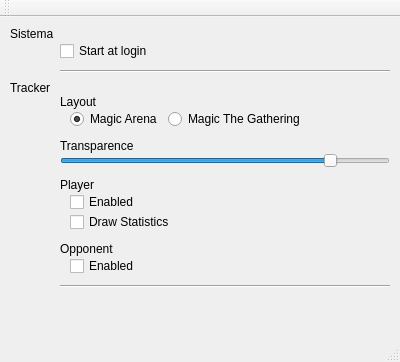
HearthSim/LotusTracker, file src/ui/preferences.ui: the form before one commit.
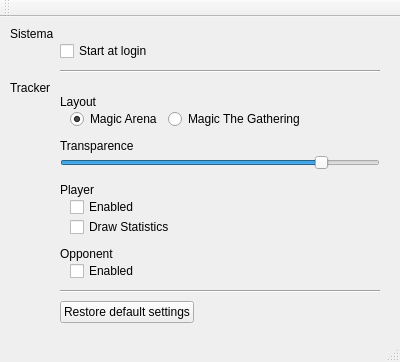
The form after the commit.

Commit message: Preferences - Restore default settings

```diff
--- a/src/ui/preferences.ui
+++ b/src/ui/preferences.ui
@@ -23,7 +23,7 @@
       <height>350</height>
      </rect>
     </property>
-    <layout class="QGridLayout" name="gridLayout" rowstretch="0,0,0,0,0,0,0,0,0,0,0,0,0,0,0,0,0,0" columnstretch="0,0">
+    <layout class="QGridLayout" name="gridLayout" rowstretch="0,0,0,0,0,0,0,0,0,0,0,0,0,0,0,0,0,0,0,0,0" columnstretch="0,0,0">
      <property name="leftMargin">
       <number>10</number>
      </property>
@@ -40,6 +40,22 @@
        </property>
       </widget>
      </item>
+     <item row="13" column="1">
+      <spacer name="verticalSpacer_3">
+       <property name="orientation">
+        <enum>Qt::Vertical</enum>
+       </property>
+       <property name="sizeType">
+        <enum>QSizePolicy::Fixed</enum>
+       </property>
+       <property name="sizeHint" stdset="0">
+        <size>
+         <width>20</width>
+         <height>10</height>
+        </size>
+       </property>
+      </spacer>
+     </item>
      <item row="4" column="1">
       <widget class="QLabel" name="label_5">
        <property name="text">
@@ -47,62 +63,6 @@
        </property>
       </widget>
      </item>
-     <item row="13" column="1">
-      <spacer name="verticalSpacer_3">
-       <property name="orientation">
-        <enum>Qt::Vertical</enum>
-       </property>
-       <property name="sizeType">
-        <enum>QSizePolicy::Fixed</enum>
-       </property>
-       <property name="sizeHint" stdset="0">
-        <size>
-         <width>20</width>
-         <height>10</height>
-        </size>
-       </property>
-      </spacer>
-     </item>
-     <item row="2" column="1">
-      <widget class="Line" name="line">
-       <property name="minimumSize">
-        <size>
-         <width>0</width>
-         <height>20</height>
-        </size>
-       </property>
-       <property name="orientation">
-        <enum>Qt::Horizontal</enum>
-       </property>
-      </widget>
-     </item>
-     <item row="11" column="1">
-      <layout class="QHBoxLayout" name="horizontalLayout_2">
-       <item>
-        <spacer name="horizontalSpacer">
-         <property name="orientation">
-          <enum>Qt::Horizontal</enum>
-         </property>
-         <property name="sizeType">
-          <enum>QSizePolicy::Fixed</enum>
-         </property>
-         <property name="sizeHint" stdset="0">
-          <size>
-           <width>10</width>
-           <height>20</height>
-          </size>
-         </property>
-        </spacer>
-       </item>
-       <item>
-        <widget class="QCheckBox" name="cbPTEnabled">
-         <property name="text">
-          <string>Enabled</string>
-         </property>
-        </widget>
-       </item>
-      </layout>
-     </item>
      <item row="8" column="1">
       <widget class="QSlider" name="hsAlpha">
        <property name="minimum">
@@ -125,8 +85,8 @@
        </property>
       </widget>
      </item>
-     <item row="16" column="1">
-      <widget class="Line" name="line_2">
+     <item row="2" column="1">
+      <widget class="Line" name="line">
        <property name="minimumSize">
         <size>
          <width>0</width>
@@ -138,6 +98,49 @@
        </property>
       </widget>
      </item>
+     <item row="11" column="1">
+      <layout class="QHBoxLayout" name="horizontalLayout_2">
+       <item>
+        <spacer name="horizontalSpacer">
+         <property name="orientation">
+          <enum>Qt::Horizontal</enum>
+         </property>
+         <property name="sizeType">
+          <enum>QSizePolicy::Fixed</enum>
+         </property>
+         <property name="sizeHint" stdset="0">
+          <size>
+           <width>10</width>
+           <height>20</height>
+          </size>
+         </property>
+        </spacer>
+       </item>
+       <item>
+        <widget class="QCheckBox" name="cbPTEnabled">
+         <property name="text">
+          <string>Enabled</string>
+         </property>
+        </widget>
+       </item>
+      </layout>
+     </item>
+     <item row="8" column="2">
+      <spacer name="horizontalSpacer_6">
+       <property name="orientation">
+        <enum>Qt::Horizontal</enum>
+       </property>
+       <property name="sizeType">
+        <enum>QSizePolicy::Fixed</enum>
+       </property>
+       <property name="sizeHint" stdset="0">
+        <size>
+         <width>10</width>
+         <height>20</height>
+        </size>
+       </property>
+      </spacer>
+     </item>
      <item row="3" column="0">
       <widget class="QLabel" name="label_4">
        <property name="text">
@@ -161,6 +164,26 @@
        </property>
       </spacer>
      </item>
+     <item row="1" column="1">
+      <widget class="QCheckBox" name="cbStartAtLogin">
+       <property name="text">
+        <string>Start at login</string>
+       </property>
+      </widget>
+     </item>
+     <item row="16" column="1">
+      <widget class="Line" name="line_2">
+       <property name="minimumSize">
+        <size>
+         <width>0</width>
+         <height>20</height>
+        </size>
+       </property>
+       <property name="orientation">
+        <enum>Qt::Horizontal</enum>
+       </property>
+      </widget>
+     </item>
      <item row="15" column="1">
       <layout class="QHBoxLayout" name="horizontalLayout_4">
        <item>
@@ -188,10 +211,10 @@
        </item>
       </layout>
      </item>
-     <item row="1" column="1">
-      <widget class="QCheckBox" name="cbStartAtLogin">
+     <item row="0" column="0">
+      <widget class="QLabel" name="label">
        <property name="text">
-        <string>Start at login</string>
+        <string>Sistema</string>
        </property>
       </widget>
      </item>
@@ -248,13 +271,29 @@
        </item>
       </layout>
      </item>
-     <item row="0" column="0">
-      <widget class="QLabel" name="label">
+     <item row="7" column="1">
+      <widget class="QLabel" name="label_6">
        <property name="text">
-        <string>Sistema</string>
+        <string>Transparence</string>
        </property>
       </widget>
      </item>
+     <item row="6" column="1">
+      <spacer name="verticalSpacer_4">
+       <property name="orientation">
+        <enum>Qt::Vertical</enum>
+       </property>
+       <property name="sizeType">
+        <enum>QSizePolicy::Fixed</enum>
+       </property>
+       <property name="sizeHint" stdset="0">
+        <size>
+         <width>20</width>
+         <height>10</height>
+        </size>
+       </property>
+      </spacer>
+     </item>
      <item row="14" column="1">
       <widget class="QLabel" name="label_3">
        <property name="text">
@@ -289,7 +328,7 @@
        </item>
       </layout>
      </item>
-     <item row="17" column="1">
+     <item row="20" column="1">
       <spacer name="verticalSpacer">
        <property name="orientation">
         <enum>Qt::Vertical</enum>
@@ -302,28 +341,29 @@
        </property>
       </spacer>
      </item>
-     <item row="7" column="1">
-      <widget class="QLabel" name="label_6">
-       <property name="text">
-        <string>Transparence</string>
-       </property>
-      </widget>
-     </item>
-     <item row="6" column="1">
-      <spacer name="verticalSpacer_4">
-       <property name="orientation">
-        <enum>Qt::Vertical</enum>
-       </property>
-       <property name="sizeType">
-        <enum>QSizePolicy::Fixed</enum>
-       </property>
-       <property name="sizeHint" stdset="0">
-        <size>
-         <width>20</width>
-         <height>10</height>
-        </size>
-       </property>
-      </spacer>
+     <item row="18" column="1">
+      <layout class="QHBoxLayout" name="horizontalLayout_5">
+       <item>
+        <widget class="QPushButton" name="btReset">
+         <property name="text">
+          <string>Restore default settings</string>
+         </property>
+        </widget>
+       </item>
+       <item>
+        <spacer name="horizontalSpacer_7">
+         <property name="orientation">
+          <enum>Qt::Horizontal</enum>
+         </property>
+         <property name="sizeHint" stdset="0">
+          <size>
+           <width>40</width>
+           <height>20</height>
+          </size>
+         </property>
+        </spacer>
+       </item>
+      </layout>
      </item>
     </layout>
    </widget>
@@ -334,7 +374,7 @@
      <x>0</x>
      <y>0</y>
      <width>400</width>
-     <height>22</height>
+     <height>21</height>
     </rect>
    </property>
   </widget>
```
The commit also changes 9 other files.
